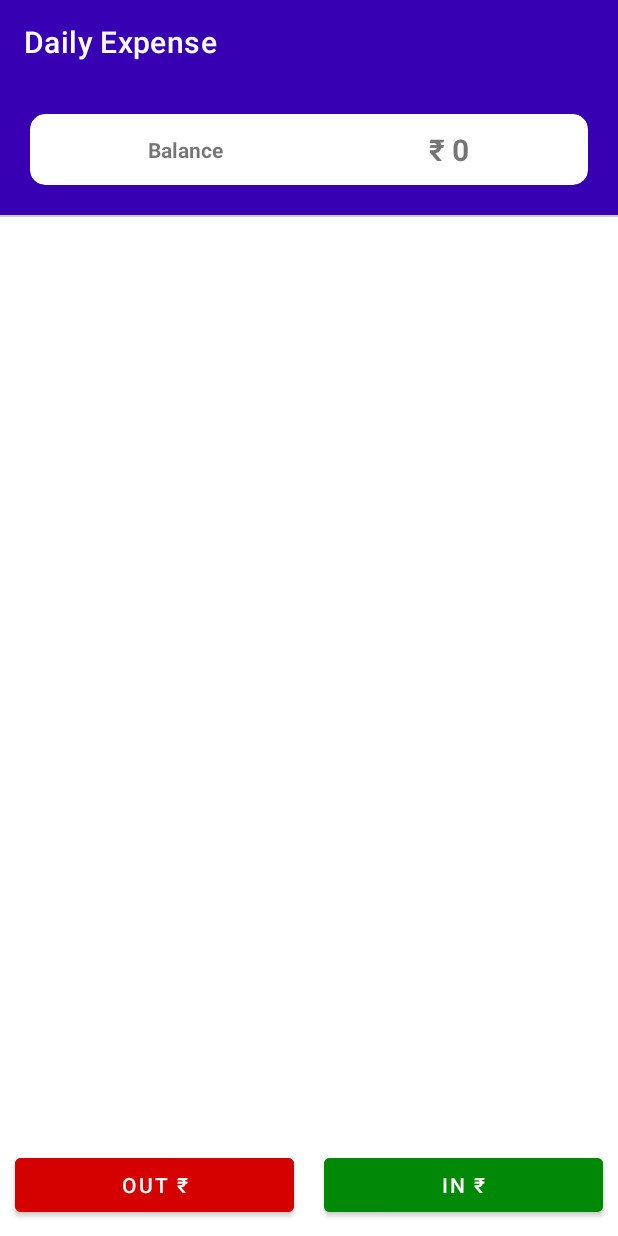
After one commit to raushanc107/My-Khata, an Android app: the PersonalExpense screen opened directly, with no data from a screen before it, on a phone screen of 412 x 824 dp. The commit adds this screen. Run offline under Robolectric (Android 15) with nearby library versions, the phone set to English and light mode, and no system bars.

Commit message:
first commit

```diff
--- a/app/src/main/AndroidManifest.xml
+++ b/app/src/main/AndroidManifest.xml
@@ -11,6 +11,9 @@
         android:supportsRtl="true"
         android:theme="@style/Theme.MyKhata"
         tools:targetApi="31">
+        <activity
+            android:name=".PersonalExpense"
+            android:exported="false" />
         <activity
             android:name=".userdataActivity"
             android:exported="false" />
--- /dev/null
+++ b/app/src/main/java/Models/PersonalExpenseModel.java
@@ -0,0 +1,23 @@
+package Models;
+
+import java.util.ArrayList;
+
+public class PersonalExpenseModel {
+    public double Balance=0;
+    public ArrayList<PersonalExpenceData> data;
+    public PersonalExpenseModel(){
+        Balance=0;
+        data=new ArrayList<>();
+    }
+    public void AddData(PersonalExpenceData d){
+        if(d.inout.equals("IN")){
+            Balance+=d.amount;
+        }
+        if(d.inout.equals("OUT")){
+            Balance-=d.amount;
+        }
+        data.add(d);
+
+    }
+
+}
--- /dev/null
+++ b/app/src/main/java/com/example/mykhata/PersonalExpense.java
@@ -0,0 +1,150 @@
+package com.example.mykhata;
+
+import androidx.appcompat.app.AppCompatActivity;
+import androidx.recyclerview.widget.LinearLayoutManager;
+import androidx.recyclerview.widget.RecyclerView;
+
+import android.app.DatePickerDialog;
+import android.app.Dialog;
+import android.os.Bundle;
+import android.util.Log;
+import android.view.View;
+import android.widget.Button;
+import android.widget.DatePicker;
+import android.widget.EditText;
+import android.widget.TextView;
+
+import java.util.Calendar;
+
+import Adapters.DailyexpenseAdapter;
+import Adapters.RecycleruserdataactivityAdapter;
+import DBHandler.DBHandler;
+import Models.PersonalExpenceData;
+import Models.PersonalExpenseModel;
+
+public class PersonalExpense extends AppCompatActivity {
+    public int myyear,mymonth,myday;
+    DBHandler DB;
+    final Calendar calendar=Calendar.getInstance();
+    RecyclerView PersonalExpenseRV;
+    TextView dailyexpancebalance;
+    @Override
+    protected void onCreate(Bundle savedInstanceState) {
+        super.onCreate(savedInstanceState);
+        setContentView(R.layout.activity_personal_expense);
+        setTitle("Daily Expense");
+        getSupportActionBar().setElevation(0);
+        DB=new DBHandler(this);
+        PersonalExpenseRV=findViewById(R.id.dailyexpenseBalance);
+        PersonalExpenseRV.setLayoutManager(new LinearLayoutManager(this));
+        dailyexpancebalance=findViewById(R.id.dailyexpancebalance);
+        Load();
+    }
+
+
+    public void Load(){
+        PersonalExpenseModel data=DB.getPersonalExpenseData();
+        dailyexpancebalance.setText("\u20B9 "+Integer.toString(Math.round((float)data.Balance)));
+        if(data.Balance>0){
+            dailyexpancebalance.setTextColor(getResources().getColor(R.color.greenText));
+        } if(data.Balance<0){
+            dailyexpancebalance.setTextColor(getResources().getColor(R.color.redtext));
+        }
+        DailyexpenseAdapter adapter=new DailyexpenseAdapter(this,data.data);
+        PersonalExpenseRV.setAdapter(adapter);
+    }
+
+
+
+    public void dailyINClicked(View v){
+
+        Dialog dialog=new Dialog(this);
+        dialog.setContentView(R.layout.giveandgotdialoglayout);
+        TextView t=dialog.findViewById(R.id.giveandgottext);
+        t.setText("Money In");
+        EditText amount=dialog.findViewById(R.id.giveorgotamount);
+        EditText desc=dialog.findViewById(R.id.giveorgotdesc);
+        Button d=dialog.findViewById(R.id.giveorgotdate);
+        myyear = calendar.get(Calendar.YEAR);
+        mymonth=calendar.get(Calendar.MONTH);
+        myday=calendar.get(Calendar.DAY_OF_MONTH);
+        d.setText(myday+"-"+(mymonth+1)+"-"+myyear);
+        d.setOnClickListener(new View.OnClickListener() {
+            @Override
+            public void onClick(View v) {
+
+                DatePickerDialog datePickerDialog=new DatePickerDialog(PersonalExpense.this, new DatePickerDialog.OnDateSetListener() {
+                    @Override
+                    public void onDateSet(DatePicker view, int year, int month, int dayOfMonth) {
+                        myday=dayOfMonth;
+                        mymonth=month;
+                        myyear=year;
+                        d.setText(myday+"-"+(mymonth+1)+"-"+myyear);
+                    }
+                },myyear,mymonth,myday);
+
+                datePickerDialog.show();
+
+            }
+        });
+        Button btn=dialog.findViewById(R.id.giveorgotbtn);
+        btn.setText("ADD");
+        btn.setOnClickListener(new View.OnClickListener() {
+            @Override
+            public void onClick(View v) {
+                if(!amount.getText().toString().equals("")&&!desc.getText().toString().equals("")) {
+                    DB.InsertPersonalDataExpense(amount.getText().toString(),desc.getText().toString(),"IN",myday+"-"+(mymonth+1)+"-"+myyear);
+                    Load();
+                    dialog.dismiss();
+                }
+            }
+        });
+        dialog.show();
+    }
+
+    public void dailyOutClicked(View v){
+
+        Dialog dialog=new Dialog(this);
+        dialog.setContentView(R.layout.giveandgotdialoglayout);
+        TextView t=dialog.findViewById(R.id.giveandgottext);
+        t.setText("Money Out");
+        EditText amount=dialog.findViewById(R.id.giveorgotamount);
+        EditText desc=dialog.findViewById(R.id.giveorgotdesc);
+        Button d=dialog.findViewById(R.id.giveorgotdate);
+        myyear = calendar.get(Calendar.YEAR);
+        mymonth=calendar.get(Calendar.MONTH);
+        myday=calendar.get(Calendar.DAY_OF_MONTH);
+        d.setText(myday+"-"+(mymonth+1)+"-"+myyear);
+        d.setOnClickListener(new View.OnClickListener() {
+            @Override
+            public void onClick(View v) {
+
+                DatePickerDialog datePickerDialog=new DatePickerDialog(PersonalExpense.this, new DatePickerDialog.OnDateSetListener() {
+                    @Override
+                    public void onDateSet(DatePicker view, int year, int month, int dayOfMonth) {
+                        myday=dayOfMonth;
+                        mymonth=month;
+                        myyear=year;
+                        d.setText(myday+"-"+(mymonth+1)+"-"+myyear);
+                    }
+                },myyear,mymonth,myday);
+
+                datePickerDialog.show();
+
+            }
+        });
+        Button btn=dialog.findViewById(R.id.giveorgotbtn);
+        btn.setText("ADD");
+        btn.setOnClickListener(new View.OnClickListener() {
+            @Override
+            public void onClick(View v) {
+                if(!amount.getText().toString().equals("")&&!desc.getText().toString().equals("")) {
+                    DB.InsertPersonalDataExpense(amount.getText().toString(),desc.getText().toString(),"OUT",myday+"-"+(mymonth+1)+"-"+myyear);
+                    Load();
+                    dialog.dismiss();
+                }
+            }
+        });
+        dialog.show();
+    }
+}
--- /dev/null
+++ b/app/src/main/res/layout/activity_personal_expense.xml
@@ -0,0 +1,112 @@
+<?xml version="1.0" encoding="utf-8"?>
+<LinearLayout xmlns:android="http://schemas.android.com/apk/res/android"
+    xmlns:app="http://schemas.android.com/apk/res-auto"
+    xmlns:tools="http://schemas.android.com/tools"
+    android:id="@+id/linearLayout"
+    android:layout_width="match_parent"
+    android:layout_height="match_parent"
+    android:orientation="vertical"
+    tools:context=".userdataActivity">
+
+    <LinearLayout
+        android:layout_width="match_parent"
+        android:layout_height="match_parent"
+        android:layout_weight="4"
+        android:orientation="vertical">
+
+        <ScrollView
+            android:layout_width="match_parent"
+            android:layout_height="match_parent"
+            android:layout_weight="4">
+
+            <LinearLayout
+                android:layout_width="match_parent"
+                android:layout_height="wrap_content"
+                android:orientation="vertical">
+
+                <LinearLayout
+                    android:id="@+id/linearLayout2"
+                    android:layout_width="match_parent"
+                    android:layout_height="wrap_content"
+                    android:background="@color/purple_500"
+                    android:orientation="vertical"
+                    android:padding="20dp">
+
+                    <androidx.cardview.widget.CardView
+                        android:layout_width="match_parent"
+                        android:layout_height="match_parent"
+                        app:cardCornerRadius="10dp">
+
+                        <LinearLayout
+                            android:layout_width="match_parent"
+                            android:layout_height="match_parent"
+                            android:orientation="horizontal"
+                            android:padding="10dp">
+
+                            <TextView
+                                android:id="@+id/testbalance"
+                                android:layout_width="wrap_content"
+                                android:layout_height="wrap_content"
+                                android:layout_gravity="center_vertical"
+                                android:layout_weight="1"
+                                android:gravity="center_vertical"
+                                android:text="Balance"
+                                android:textAlignment="center"
+                                android:textStyle="bold" />
+
+                            <TextView
+                                android:id="@+id/dailyexpancebalance"
+                                android:layout_width="wrap_content"
+                                android:layout_height="wrap_content"
+                                android:layout_gravity="center_vertical"
+                                android:layout_weight="1"
+                                android:gravity="center_vertical"
+                                android:text="5000"
+                                android:textAlignment="center"
+                                android:textSize="20dp"
+                                android:textStyle="bold" />
+                        </LinearLayout>
+                    </androidx.cardview.widget.CardView>
+                </LinearLayout>
+
+                <androidx.recyclerview.widget.RecyclerView
+                    android:id="@+id/dailyexpenseBalance"
+                    android:layout_width="match_parent"
+                    android:layout_height="match_parent"
+                    android:background="@color/outline"
+                    android:paddingBottom="1dp" />
+
+            </LinearLayout>
+        </ScrollView>
+    </LinearLayout>
+
+    <LinearLayout
+        android:id="@+id/linearLayout5"
+        android:layout_width="match_parent"
+        android:layout_height="wrap_content"
+        android:gravity="top"
+        android:orientation="horizontal">
+
+        <Button
+            android:id="@+id/dailyOUT"
+            android:layout_width="wrap_content"
+            android:layout_height="match_parent"
+            android:layout_margin="10dp"
+            android:layout_weight="1"
+            android:backgroundTint="@color/redtext"
+            android:onClick="dailyOutClicked"
+            android:text="OUT \u20B9" />
+
+        <Button
+            android:id="@+id/dailyIN"
+            android:layout_width="wrap_content"
+            android:layout_height="match_parent"
+            android:layout_margin="10dp"
+            android:layout_weight="1"
+            android:backgroundTint="@color/greenText"
+            android:onClick="dailyINClicked"
+            android:text="IN \u20B9" />
+    </LinearLayout>
+
+
+</LinearLayout>
--- a/app/src/main/res/layout/userdatarecyclerviewlayout.xml
+++ b/app/src/main/res/layout/userdatarecyclerviewlayout.xml
@@ -93,7 +93,7 @@
             <LinearLayout
                 android:layout_width="match_parent"
                 android:layout_height="match_parent"
-                android:layout_weight="2"
+                android:layout_weight="1.5"
                 android:orientation="vertical">
 
                 <TextView
@@ -105,7 +105,7 @@
                     android:gravity="center_horizontal|center_vertical"
                     android:padding="20dp"
                     android:text="50000"
-                    android:textSize="18sp" />
+                    android:textSize="15dp" />
             </LinearLayout>
         </LinearLayout>
 
```
Also changed, not shown: app/src/main/java/Adapters/DailyexpenseAdapter.java (added, +241 -0 lines), app/src/main/java/DBHandler/DBHandler.java (+86 -4 lines), app/src/main/java/Models/PersonalExpenceData.java (added, +13 -0 lines), app/src/main/java/com/example/mykhata/MainActivity.java (+21 -0 lines), app/src/main/res/menu/mainmenu.xml (added, +7 -0 lines).
